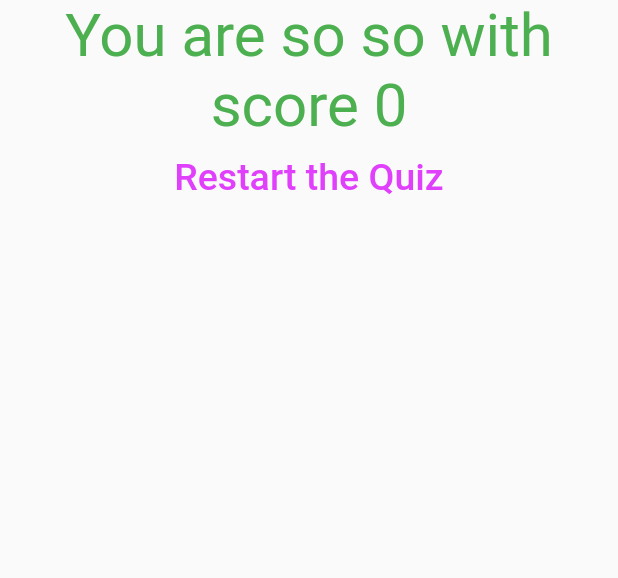
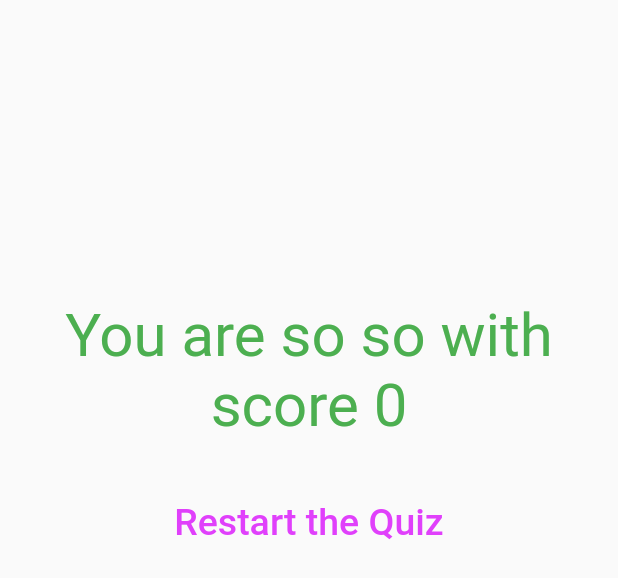
Before and after one commit to SBekzod/flutter_complete_guide, a Flutter app: the Result widget shown alone on an empty page, opened directly with empty values, on a phone screen of 412 x 824 dp. Shown: the top 578 px of the screen. Run offline on Flutter 3.47's test engine with Material 2 defaults, Android fonts, the phone set to English and light mode, and no system bars.

Commit message:
fix: small design change

```diff
--- a/lib/result.dart
+++ b/lib/result.dart
@@ -21,15 +21,21 @@ class Result extends StatelessWidget {
     return Center(
       child: Column(
         children: [
-          Text(this.resultPhrase,
+          Container(
+            margin: EdgeInsets.only(top: 200),
+            child: Text(this.resultPhrase,
                 style: TextStyle(color: Colors.green, fontSize: 40),
                 textAlign: TextAlign.center),
-          TextButton(
+          ),
+          Container(
+            margin: EdgeInsets.only(top: 30),
+            child: TextButton(
                 onPressed: this.restartHandler,
                 child: Text(
                   'Restart the Quiz',
                   style: TextStyle(color: Colors.purpleAccent, fontSize: 25),
-              ))
+                )),
+          )
         ],
       ),
     );
```
Lines whose indentation alone changed are shown as unchanged.
